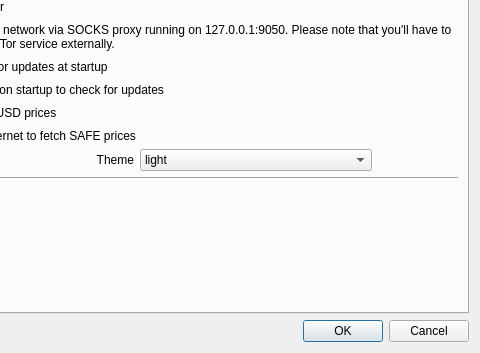
The window that src/settings.ui (zerocurrencycoin/zerowallet) describes before a commit, drawn with Qt 5; both pictures show x 120 to 600 and y 257 to 610 of the 600 by 610 pixel window.
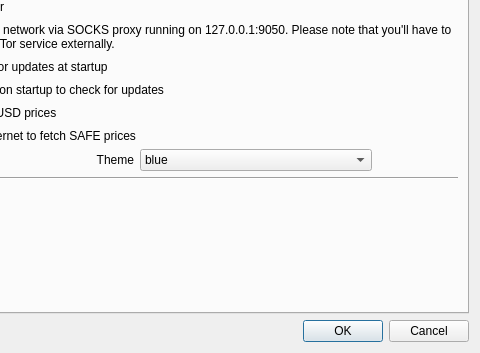
The same window after the commit. The open tabs and pages were chosen to show the change. Icons and pictures are not drawn.

What changed in the file:
```diff
--- a/src/settings.ui
+++ b/src/settings.ui
@@ -311,11 +311,6 @@
            <verstretch>0</verstretch>
           </sizepolicy>
          </property>
-         <item>
-          <property name="text">
-           <string>light</string>
-          </property>
-         </item>
          <item>
           <property name="text">
            <string>blue</string>
```
Left out of the diff: 21 changed lines with no effect on the pictures.
